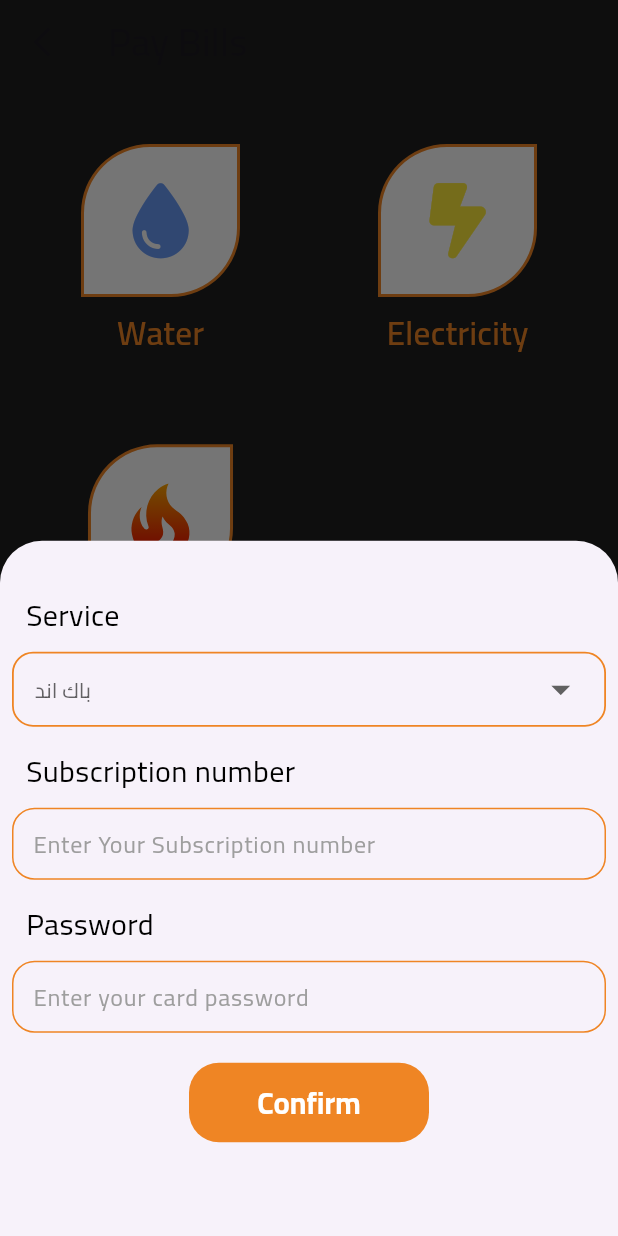
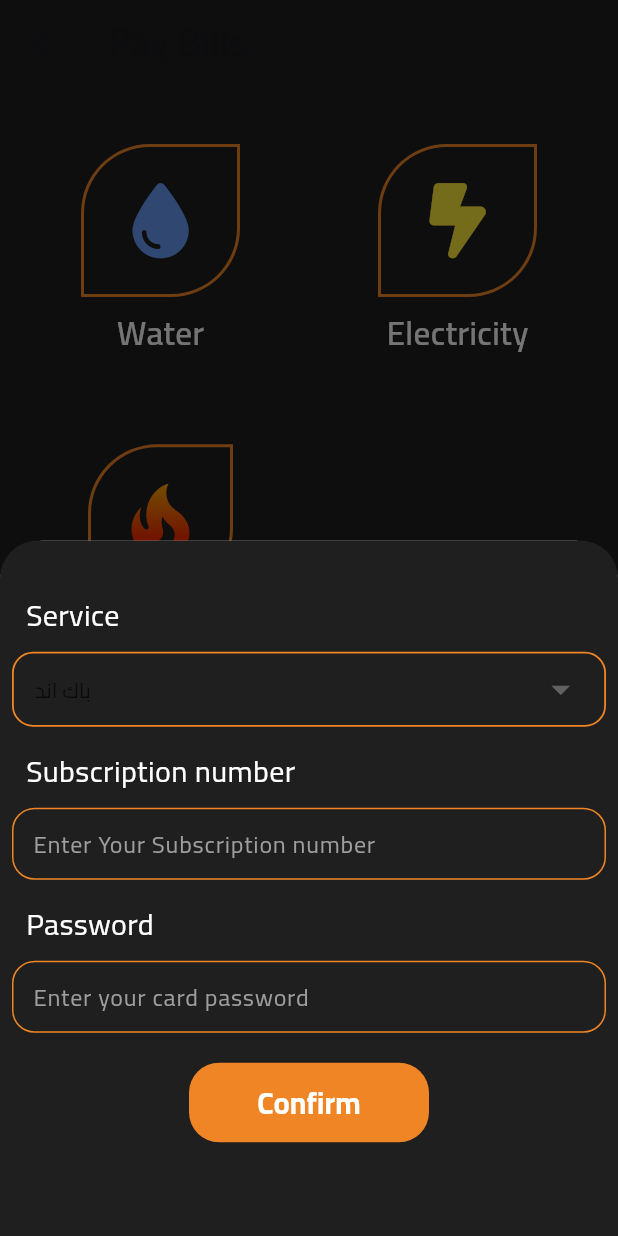
Before and after one commit to thabooota/Tab-Cash, a Flutter app: the PayBillsScreen screen opened by its route, after a tap on an icon or button, on a phone screen of 412 x 824 dp. Run offline on Flutter 3.47's test engine with Material 2 defaults, Android fonts, the phone set to English and light mode, and no system bars; drawn by our look-alikes of dropdown_button2; our stand-ins replace curved_navigation_bar, dio, flutter_bloc, flutter_svg, font_awesome_flutter, pin_code_fields; missing offline and left inert: flutter_barcode_scanner.

Commit message:
home dark mode done

```diff
--- a/lib/core/widget/label_text.dart
+++ b/lib/core/widget/label_text.dart
@@ -1,4 +1,5 @@
 import 'package:flutter/material.dart';
+import 'package:smartwallet/core/utils/color_manager.dart';
 import '../utils/styles.dart';
 
 Widget labelText({required String text}) => Container(
@@ -6,6 +7,6 @@
       child: Text(
         '  $text',
         style: Styles.textStyle20
-            .copyWith(color: Colors.black, fontWeight: FontWeight.normal),
+            .copyWith(color: ColorManager.darkTextColor, fontWeight: FontWeight.normal),
       ),
     );
--- a/lib/features/home/presentation/views/widgets/service_item.dart
+++ b/lib/features/home/presentation/views/widgets/service_item.dart
@@ -11,7 +11,7 @@
       onTap: onTap,
       child: Card(
         elevation: 2.0,
-        color: Colors.white,
+        color: ColorManager.darkMode,
         child: Container(
           width: MediaQuery.of(context).size.width / 3.57,
           height: 100.0,
@@ -27,12 +27,13 @@
                 child: Text(
                   text,
                   style: Styles.textStyle16.copyWith(
-                    color: Colors.black,
+                    color: ColorManager.darkTextColor,
                   ),
                 ),
               ),
               const Icon(
                 Icons.arrow_forward_ios,
+                color: ColorManager.darkMode,
               ),
             ],
           ),
--- a/lib/features/home/presentation/views/widgets/service_section.dart
+++ b/lib/features/home/presentation/views/widgets/service_section.dart
@@ -12,21 +12,21 @@
       children: [
         serviceItem(
           context,
-          text: "Smart Card",
+          text: "Smart\nCard",
           onTap: () {
             Navigator.pushNamed(context, Routes.smartCardRoute);
           },
         ),
         serviceItem(
           context,
-          text: "Transfer Money",
+          text: "Transfer\nMoney",
           onTap: () {
             Navigator.pushNamed(context, Routes.transferMoneyRoute);
           },
         ),
         serviceItem(
           context,
-          text: "Charging Wallet",
+          text: "Charging\nWallet",
           onTap: () {
             Navigator.pushNamed(context, Routes.chargingWalletRoute);
           },
--- a/lib/features/home/presentation/views/widgets/wallet_services_item.dart
+++ b/lib/features/home/presentation/views/widgets/wallet_services_item.dart
@@ -23,11 +23,11 @@
             Text(
               text,
               style: Styles.textStyle20.copyWith(
-                color: Colors.black,
+                color: ColorManager.darkTextColor,
                 fontWeight: FontWeight.normal,
               ),
             ),
-            const Icon(Icons.arrow_forward_ios),
+            const Icon(Icons.arrow_forward_ios,color: ColorManager.darkTextColor,),
           ],
         ),
       ),
--- a/lib/features/home/presentation/views/widgets/wallet_services_section.dart
+++ b/lib/features/home/presentation/views/widgets/wallet_services_section.dart
@@ -24,7 +24,8 @@
             Navigator.pushNamed(context, Routes.payBillsRoute);
           },
         ),
-        walletServicesItem(text: 'Pay Subscriptions', onTap: () {
+        walletServicesItem(
+            text: 'Pay Subscriptions', onTap: () {
           Navigator.pushNamed(
               context, Routes.paySubscriptionsRoute
           );
--- a/lib/features/service/presentation/views/widgets/smart_card_view_body.dart
+++ b/lib/features/service/presentation/views/widgets/smart_card_view_body.dart
@@ -1,5 +1,6 @@
 import 'package:flutter/material.dart';
 import 'package:flutter_svg/svg.dart';
+import 'package:smartwallet/core/utils/color_manager.dart';
 import '../../../../../core/utils/assets_manager.dart';
 import '../../../../../core/utils/styles.dart';
 
@@ -39,7 +40,7 @@
                 left: MediaQuery.of(context).size.width / 7.5,
                 child: Text(
                   "EGP 900",
-                  style: Styles.textStyle32.copyWith(color: Colors.white),
+                  style: Styles.textStyle32.copyWith(color: ColorManager.darkDefaultColor),
                 ),
               ),
               Positioned(
@@ -66,7 +67,7 @@
           ),
           Text(
             "The card is accepted for payment on\nany site inside or outside Egypt.",
-            style: Styles.textStyle20.copyWith(color: Colors.black),
+            style: Styles.textStyle20.copyWith(color: ColorManager.darkTextColor),
             textAlign: TextAlign.center,
           ),
         ],
--- a/lib/features/wallet_service/presentation/views/widget/custom_bottom_sheet.dart
+++ b/lib/features/wallet_service/presentation/views/widget/custom_bottom_sheet.dart
@@ -12,8 +12,15 @@
   var controller = TextEditingController();
   var passwordController = TextEditingController();
 
-  return Padding(
-    padding: const EdgeInsets.symmetric(horizontal: 8.0),
+  return Container(
+    padding: EdgeInsetsDirectional.symmetric(horizontal: 8),
+    decoration: const BoxDecoration(
+      color:ColorManager.darkMode,
+      borderRadius: BorderRadius.only(
+        topLeft: Radius.circular(25.0),
+        topRight: Radius.circular(25.0),
+      )
+  ),
     child: Column(
       crossAxisAlignment: CrossAxisAlignment.start,
       children: [
--- a/lib/features/wallet_service/presentation/views/widget/pay_item.dart
+++ b/lib/features/wallet_service/presentation/views/widget/pay_item.dart
@@ -18,7 +18,7 @@
             backgroundColor: ColorManager.darkDefaultColor,
             child: CircleAvatar(
               radius: 43.0,
-              backgroundColor: Colors.white,
+              backgroundColor: ColorManager.darkDefaultColor,
               child: widget,
             ),
           ),
@@ -48,7 +48,7 @@
                 topLeft: Radius.circular(46.0),
                 bottomRight: Radius.circular(46.0),
               ),
-              color: Colors.white,
+              color: Colors.transparent,
               border: Border.all(
                 width: 2.0,
                 color: ColorManager.darkDefaultColor,
@@ -58,7 +58,7 @@
           ),
         ),
         const SizedBox(height: 8.0,),
-        Text(text,style: const TextStyle(color: ColorManager.darkDefaultColor,fontSize: 22.0,fontWeight: FontWeight.w600),),
+        Text(text,style: const TextStyle(color: ColorManager.darkTextColor,fontSize: 22.0,fontWeight: FontWeight.w600),),
       ],
     );
 
@@ -68,8 +68,7 @@
   required Widget widget,
   Color iconColor = ColorManager.darkDefaultColor,
   required String text,
-}) =>
-    Column(
+}) => Column(
       crossAxisAlignment: CrossAxisAlignment.center,
       children: [
         GestureDetector(
@@ -77,6 +76,6 @@
           child: ClipRRect(borderRadius: BorderRadius.circular(22.0),child: widget),
         ),
         const SizedBox(height: 8.0,),
-        Text(text,style: const TextStyle(color: ColorManager.darkDefaultColor,fontSize: 22.0,fontWeight: FontWeight.w600),),
+        Text(text,style: const TextStyle(color: ColorManager.darkTextColor,fontSize: 22.0,fontWeight: FontWeight.w600),),
       ],
     );
```
